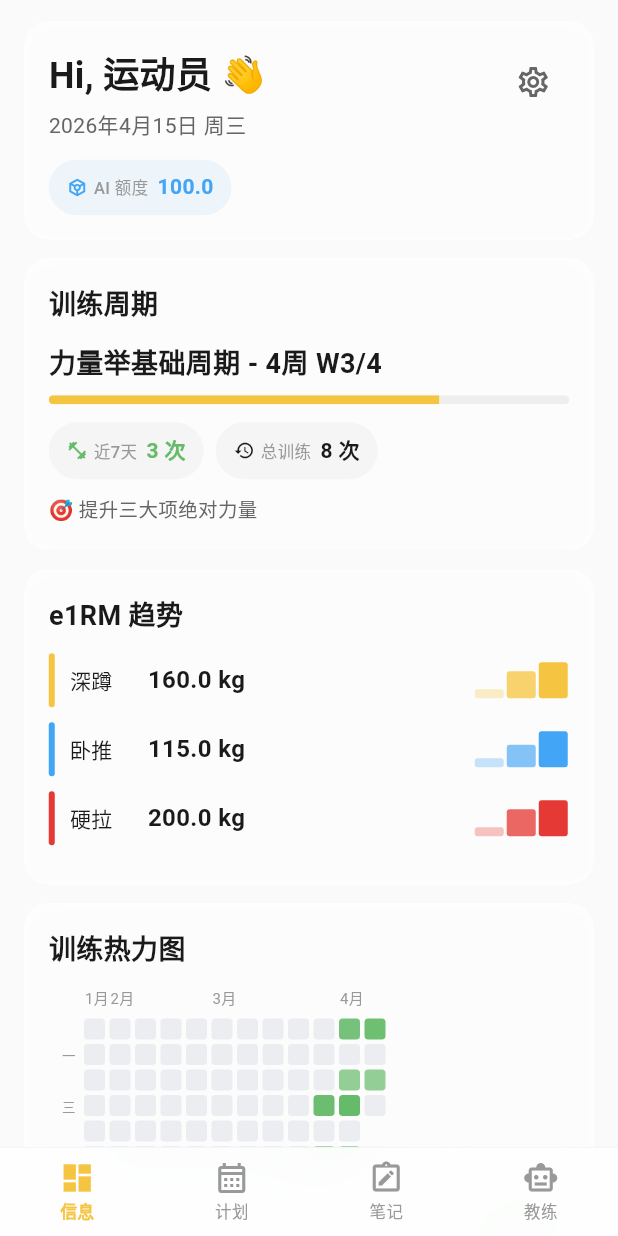
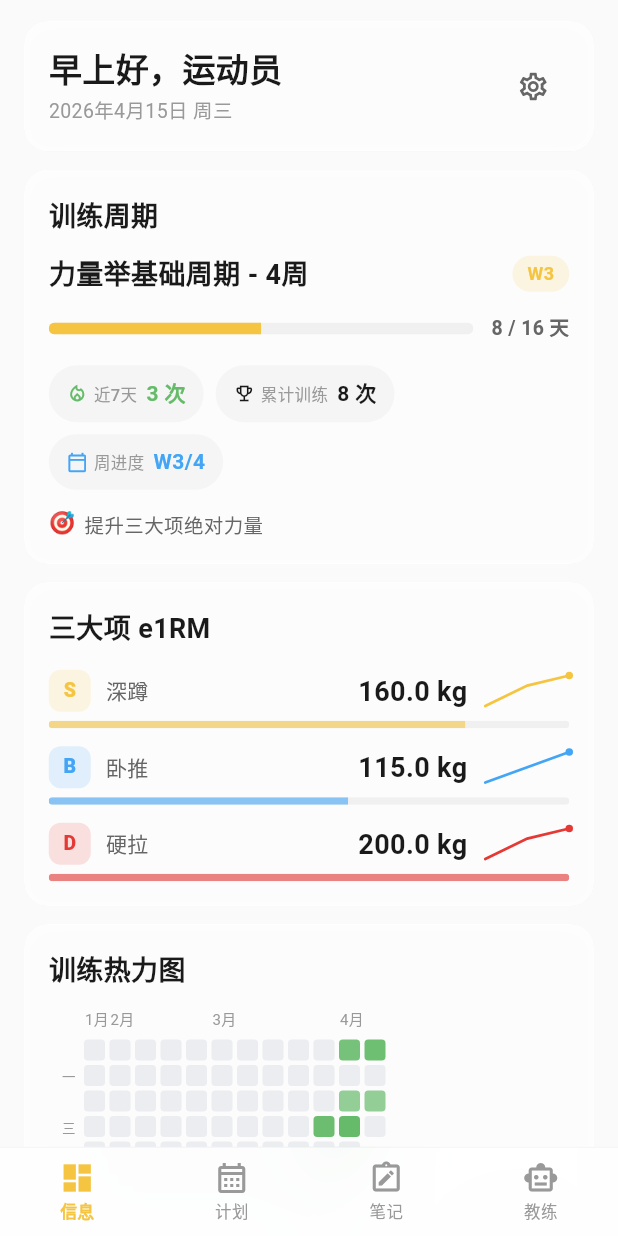
Before and after one commit to heruoxin/powerlifting_app_mvp, a Flutter app: the screen it shows after launch, on a phone screen of 412 x 824 dp. Run offline on Flutter 3.47's test engine with Material 3 defaults, Android fonts, the phone set to English and light mode, and no system bars; our stand-ins replace flutter_markdown, google_generative_ai, hive_flutter, table_calendar; accounts and stored records are empty.

Commit message:
Rewrite Info Screen with polished dashboard layout
- Time-based greeting (早上好/下午好/晚上好) with user name and settings button
- Training cycle card: mesocycle name, phase badge, day-level progress bar, stat chips
- Three big lifts card: color-coded SBD badges, relative strength bars, mini sparklines
- Training heatmap card using existing TrainingHeatmapWidget
- Body weight placeholder card with 即将上线 message
- Glass card design with gold accent, clean typography, smooth scrolling
- All text in Chinese, under 500 lines

Co-authored-by: Copilot <223556219+Copilot@users.noreply.github.com>

Co-authored-by: heruoxin <1999794+heruoxin@users.noreply.github.com>

```diff
--- a/code/lib/screens/info/info_screen.dart
+++ b/code/lib/screens/info/info_screen.dart
@@ -1,3 +1,5 @@
+import 'dart:math' as math;
+
 import 'package:flutter/material.dart';
 import 'package:provider/provider.dart';
 
@@ -18,22 +20,22 @@ class InfoScreen extends StatelessWidget {
   @override
   Widget build(BuildContext context) {
     final appState = context.watch<AppState>();
-
     return CustomScrollView(
+      physics: const BouncingScrollPhysics(),
       slivers: [
         const SliverToBoxAdapter(child: SizedBox(height: 8)),
         SliverToBoxAdapter(child: _GreetingCard(appState: appState)),
         SliverToBoxAdapter(child: _CycleSummaryCard(appState: appState)),
-        SliverToBoxAdapter(child: _PrTrendsCard(appState: appState)),
+        SliverToBoxAdapter(child: _BigThreeCard(appState: appState)),
         SliverToBoxAdapter(child: _TrainingHeatmapCard(appState: appState)),
-        SliverToBoxAdapter(child: _BodyWeightCard()),
+        const SliverToBoxAdapter(child: _BodyWeightCard()),
         const SliverToBoxAdapter(child: SizedBox(height: 32)),
       ],
     );
   }
 }
 
-// ── Greeting Card ──
+// ── Greeting Card ────────────────────────────────────────────────────────────
 
 class _GreetingCard extends StatelessWidget {
   const _GreetingCard({required this.appState});
@@ -43,72 +45,45 @@ class _GreetingCard extends StatelessWidget {
   Widget build(BuildContext context) {
     final name = appState.settings.userName ?? '运动员';
     final now = DateTime.now();
+    final greeting = now.hour < 12 ? '早上好' : (now.hour < 18 ? '下午好' : '晚上好');
+    const weekdays = ['周一', '周二', '周三', '周四', '周五', '周六', '周日'];
     final dateStr =
-        '${now.year}年${now.month}月${now.day}日 ${_weekdayLabel(now.weekday)}';
-    final tokenBalance = appState.settings.tokenBalance;
+        '${now.year}年${now.month}月${now.day}日 ${weekdays[now.weekday - 1]}';
 
     return GlassCard(
       margin: const EdgeInsets.symmetric(horizontal: 16, vertical: 6),
-      child: Column(
-        crossAxisAlignment: CrossAxisAlignment.start,
-        children: [
-          Row(
-            crossAxisAlignment: CrossAxisAlignment.start,
+      child: Row(
         children: [
           Expanded(
             child: Column(
               crossAxisAlignment: CrossAxisAlignment.start,
               children: [
-                    Text(
-                      'Hi, $name 👋',
+                Text('$greeting，$name',
                     style: const TextStyle(
-                        fontSize: 24,
+                        fontSize: 22,
                         fontWeight: FontWeight.w700,
                         color: AppTheme.textPrimary,
-                      ),
-                    ),
+                        height: 1.3)),
                 const SizedBox(height: 4),
-                    Text(
-                      dateStr,
+                Text(dateStr,
                     style: const TextStyle(
-                        fontSize: 14,
-                        color: AppTheme.textSecondary,
-                      ),
-                    ),
+                        fontSize: 13, color: AppTheme.textTertiary)),
               ],
             ),
           ),
           IconButton(
-                icon: const Icon(Icons.settings_outlined, size: 24),
+            icon: const Icon(Icons.settings_outlined, size: 22),
             color: AppTheme.textSecondary,
             onPressed: () => Navigator.of(context).push(
-                  MaterialPageRoute(
-                    builder: (_) => const SettingsScreen(),
-                  ),
-                ),
-              ),
-            ],
-          ),
-          const SizedBox(height: 12),
-          StatChip(
-            icon: Icons.token_outlined,
-            label: 'AI 额度',
-            value: tokenBalance.toStringAsFixed(1),
-            color: AppTheme.accentBlue,
-            backgroundColor: AppTheme.accentBlue.withValues(alpha: 0.08),
+                MaterialPageRoute(builder: (_) => const SettingsScreen())),
           ),
         ],
       ),
     );
   }
-
-  static String _weekdayLabel(int weekday) {
-    const labels = ['周一', '周二', '周三', '周四', '周五', '周六', '周日'];
-    return labels[weekday - 1];
-  }
 }
 
-// ── Cycle & Coach Summary ──
+// ── Training Cycle Summary ───────────────────────────────────────────────────
 
 class _CycleSummaryCard extends StatelessWidget {
   const _CycleSummaryCard({required this.appState});
@@ -116,22 +91,27 @@ class _CycleSummaryCard extends StatelessWidget {
 
   @override
   Widget build(BuildContext context) {
-    final activeMeso = _activeMesocycle;
-    final completedRecords = appState.trainingRecords
-        .where((r) => r.state == 'completed')
-        .toList();
-    final recentCount = _recentTrainingCount(completedRecords);
+    final meso = _activeMeso;
+    final completed =
+        appState.trainingRecords.where((r) => r.state == 'completed').toList();
+    final recent = _recentCount(completed);
 
-    String cycleLabel;
-    double progress;
+    final String cycleName;
+    final String phase;
+    final int doneDays, allDays;
+    final double progress;
 
-    if (activeMeso != null) {
-      final currentWeek = _currentWeekIndex(activeMeso);
-      final totalWeeks = activeMeso.microcycles.length;
-      cycleLabel = '${activeMeso.name} W$currentWeek/$totalWeeks';
-      progress = totalWeeks > 0 ? currentWeek / totalWeeks : 0;
+    if (meso != null) {
+      cycleName = meso.name;
+      phase = _phaseLabel(meso);
+      doneDays = _completedDayCount(meso);
+      allDays = _totalDayCount(meso);
+      progress = allDays > 0 ? doneDays / allDays : 0;
     } else {
-      cycleLabel = '暂无活跃周期';
+      cycleName = '暂无活跃周期';
+      phase = '';
+      doneDays = 0;
+      allDays = 0;
       progress = 0;
     }
 
@@ -140,168 +120,229 @@ class _CycleSummaryCard extends StatelessWidget {
       child: Column(
         crossAxisAlignment: CrossAxisAlignment.start,
         children: [
-          const SectionHeader(
-            title: '训练周期',
-            padding: EdgeInsets.zero,
-          ),
+          const SectionHeader(title: '训练周期', padding: EdgeInsets.zero),
           const SizedBox(height: 12),
-          Text(
-            cycleLabel,
+          Row(children: [
+            Expanded(
+                child: Text(cycleName,
                     style: const TextStyle(
                         fontSize: 18,
                         fontWeight: FontWeight.w600,
-              color: AppTheme.textPrimary,
+                        color: AppTheme.textPrimary),
+                    maxLines: 1,
+                    overflow: TextOverflow.ellipsis)),
+            if (phase.isNotEmpty)
+              Container(
+                padding:
+                    const EdgeInsets.symmetric(horizontal: 10, vertical: 3),
+                decoration: BoxDecoration(
+                    color: AppTheme.primaryGold.withValues(alpha: 0.15),
+                    borderRadius:
+                        BorderRadius.circular(AppTheme.chipBorderRadius)),
+                child: Text(phase,
+                    style: const TextStyle(
+                        fontSize: 12,
+                        fontWeight: FontWeight.w600,
+                        color: AppTheme.primaryGold)),
               ),
-          ),
-          const SizedBox(height: 8),
-          ClipRRect(
+          ]),
+          const SizedBox(height: 12),
+          Row(children: [
+            Expanded(
+              child: ClipRRect(
                 borderRadius: BorderRadius.circular(4),
                 child: LinearProgressIndicator(
                     value: progress.clamp(0.0, 1.0),
-              minHeight: 6,
-              backgroundColor: const Color(0xFFEEEEEE),
-              valueColor:
-                  const AlwaysStoppedAnimation<Color>(AppTheme.primaryGold),
+                    minHeight: 8,
+                    backgroundColor: const Color(0xFFF0F0F0),
+                    valueColor: const AlwaysStoppedAnimation<Color>(
+                        AppTheme.primaryGold)),
               ),
             ),
+            const SizedBox(width: 12),
+            Text('$doneDays / $allDays 天',
+                style: const TextStyle(
+                    fontSize: 13,
+                    fontWeight: FontWeight.w600,
+                    color: AppTheme.textSecondary)),
+          ]),
+          const SizedBox(height: 14),
+          Wrap(spacing: 8, runSpacing: 8, children: [
+            StatChip(
+                icon: Icons.local_fire_department_outlined,
+                label: '近7天',
+                value: '$recent 次',
+                color: AppTheme.secondaryGreen),
+            StatChip(
+                icon: Icons.emoji_events_outlined,
+                label: '累计训练',
+                value: '${completed.length} 次'),
+            if (meso != null)
+              StatChip(
+                  icon: Icons.calendar_today_outlined,
+                  label: '周进度',
+                  value: _weekLabel(meso),
+                  color: AppTheme.accentBlue),
+          ]),
+          if (meso?.goal != null && meso!.goal!.isNotEmpty) ...[
             const SizedBox(height: 12),
-          Wrap(
-            spacing: 8,
-            runSpacing: 8,
-            children: [
-              StatChip(
-                icon: Icons.fitness_center,
-                label: '近7天',
-                value: '$recentCount 次',
-                color: AppTheme.secondaryGreen,
-              ),
-              StatChip(
-                icon: Icons.history,
-                label: '总训练',
-                value: '${completedRecords.length} 次',
-              ),
-            ],
-          ),
-          if (activeMeso?.goal != null) ...[
-            const SizedBox(height: 10),
-            Text(
-              '🎯 ${activeMeso!.goal}',
+            Row(children: [
+              const Text('🎯', style: TextStyle(fontSize: 14)),
+              const SizedBox(width: 6),
+              Expanded(
+                  child: Text(meso.goal!,
                       style: const TextStyle(
                           fontSize: 13,
                           color: AppTheme.textSecondary,
-              ),
+                          height: 1.4),
                       maxLines: 2,
-              overflow: TextOverflow.ellipsis,
-            ),
+                      overflow: TextOverflow.ellipsis)),
+            ]),
           ],
         ],
       ),
     );
   }
 
-  PlanMesocycle? get _activeMesocycle {
+  PlanMesocycle? get _activeMeso {
     for (final m in appState.mesocycles) {
       if (m.status == 'active') return m;
     }
     return appState.mesocycles.isNotEmpty ? appState.mesocycles.first : null;
   }
 
-  int _currentWeekIndex(PlanMesocycle meso) {
-    for (var i = 0; i < meso.microcycles.length; i++) {
-      if (meso.microcycles[i].status != 'completed') return i + 1;
+  static int _weekIdx(PlanMesocycle m) {
+    for (var i = 0; i < m.microcycles.length; i++) {
+      if (m.microcycles[i].status != 'completed') return i;
     }
-    return meso.microcycles.length;
+    return math.max(0, m.microcycles.length - 1);
   }
 
-  int _recentTrainingCount(List<TrainingRecord> records) {
+  static String _phaseLabel(PlanMesocycle m) {
+    final i = _weekIdx(m);
+    if (i < m.microcycles.length) {
+      final l = m.microcycles[i].label;
+      if (l.isNotEmpty) return l;
+    }
+    return '';
+  }
+
+  String _weekLabel(PlanMesocycle m) =>
+      'W${_weekIdx(m) + 1}/${m.microcycles.length}';
+
+  int _completedDayCount(PlanMesocycle m) {
+    var c = 0;
+    for (final mc in m.microcycles) {
+      if (mc.status == 'completed') {
+        c += mc.days.length;
+      } else {
+        for (final d in mc.days) {
+          if (appState.trainingRecords.any(
+              (r) => r.sourcePlanDayUid == d.uid && r.state == 'completed')) {
+            c++;
+          }
+        }
+      }
+    }
+    return c;
+  }
+
+  static int _totalDayCount(PlanMesocycle m) =>
+      m.microcycles.fold(0, (s, mc) => s + mc.days.length);
+
+  int _recentCount(List<TrainingRecord> recs) {
     final cutoff = DateTime.now().subtract(const Duration(days: 7));
-    return records.where((r) {
-      final date = DateTime.tryParse(r.date);
-      return date != null && date.isAfter(cutoff);
+    return recs.where((r) {
+      final d = DateTime.tryParse(r.date);
+      return d != null && d.isAfter(cutoff);
     }).length;
   }
 }
 
-// ── PR & e1RM Trends ──
+// ── Three Big Lifts e1RM ─────────────────────────────────────────────────────
 
-class _PrTrendsCard extends StatelessWidget {
-  const _PrTrendsCard({required this.appState});
+class _BigThreeCard extends StatelessWidget {
+  const _BigThreeCard({required this.appState});
   final AppState appState;
+
+  static const _lifts = [
+    ('squat', '深蹲', 'S'),
+    ('bench_press', '卧推', 'B'),
+    ('deadlift', '硬拉', 'D'),
+  ];
+  static const _colors = [AppTheme.primaryGold, AppTheme.accentBlue, AppTheme.dangerRed];
 
   @override
   Widget build(BuildContext context) {
-    final sbdKeys = ['squat', 'bench_press', 'deadlift'];
-    final sbdLabels = ['深蹲', '卧推', '硬拉'];
-    final sbdColors = [
-      AppTheme.primaryGold,
-      AppTheme.accentBlue,
-      AppTheme.dangerRed,
-    ];
-
+    double maxE1rm = 0;
+    for (final (k, _, _) in _lifts) {
+      final v = _profileFor(k)?.currentE1rm ?? 0;
+      if (v > maxE1rm) maxE1rm = v;
+    }
     return GlassCard(
       margin: const EdgeInsets.symmetric(horizontal: 16, vertical: 6),
       child: Column(
         crossAxisAlignment: CrossAxisAlignment.start,
         children: [
-          const SectionHeader(
-            title: 'e1RM 趋势',
-            padding: EdgeInsets.zero,
-          ),
-          const SizedBox(height: 12),
-          for (var i = 0; i < sbdKeys.length; i++)
-            _buildLiftRow(sbdKeys[i], sbdLabels[i], sbdColors[i]),
+          const SectionHeader(title: '三大项 e1RM', padding: EdgeInsets.zero),
+          const SizedBox(height: 14),
+          for (var i = 0; i < _lifts.length; i++) ...[
+            _liftRow(_lifts[i].$1, _lifts[i].$2, _lifts[i].$3, _colors[i], maxE1rm),
+            if (i < _lifts.length - 1) const SizedBox(height: 12),
+          ],
         ],
       ),
     );
   }
 
-  Widget _buildLiftRow(String key, String label, Color color) {
-    final profile = _findProfile(key);
-    final e1rm = profile?.currentE1rm;
-    final unit = profile?.e1rmUnit ?? 'kg';
-    final history = profile?.history ?? [];
+  Widget _liftRow(String key, String label, String badge, Color color, double maxE1rm) {
+    final p = _profileFor(key);
+    final e1rm = p?.currentE1rm;
+    final unit = p?.e1rmUnit ?? 'kg';
+    final bar = (e1rm != null && maxE1rm > 0) ? (e1rm / maxE1rm) : 0.0;
 
-    return Padding(
-      padding: const EdgeInsets.only(bottom: 10),
-      child: Row(
-        children: [
+    return Column(crossAxisAlignment: CrossAxisAlignment.start, children: [
+      Row(children: [
         Container(
-            width: 4,
-            height: 36,
+          width: 28, height: 28,
           decoration: BoxDecoration(
-              color: color,
-              borderRadius: BorderRadius.circular(2),
-            ),
+              color: color.withValues(alpha: 0.15),
+              borderRadius: BorderRadius.circular(8)),
+          alignment: Alignment.center,
+          child: Text(badge,
+              style: TextStyle(
+                  fontSize: 13, fontWeight: FontWeight.w800, color: color)),
         ),
         const SizedBox(width: 10),
-          SizedBox(
-            width: 44,
-            child: Text(
-              label,
+        Text(label,
             style: const TextStyle(
                 fontSize: 14,
                 fontWeight: FontWeight.w500,
-                color: AppTheme.textPrimary,
+                color: AppTheme.textSecondary)),
+        const Spacer(),
+        Text(
+            e1rm != null ? '${e1rm.toStringAsFixed(1)} $unit' : '— $unit',
+            style: const TextStyle(
+                fontSize: 18,
+                fontWeight: FontWeight.w700,
+                color: AppTheme.textPrimary)),
+        const SizedBox(width: 12),
+        _MiniSparkline(history: p?.history ?? [], color: color),
+      ]),
+      const SizedBox(height: 6),
+      ClipRRect(
+        borderRadius: BorderRadius.circular(3),
+        child: LinearProgressIndicator(
+            value: bar.clamp(0.0, 1.0),
+            minHeight: 5,
+            backgroundColor: const Color(0xFFF0F0F0),
+            valueColor:
+                AlwaysStoppedAnimation<Color>(color.withValues(alpha: 0.6))),
       ),
-            ),
-          ),
-          const SizedBox(width: 8),
-          Text(
-            e1rm != null ? '${e1rm.toStringAsFixed(1)} $unit' : '-- $unit',
-            style: const TextStyle(
-              fontSize: 16,
-              fontWeight: FontWeight.w700,
-              color: AppTheme.textPrimary,
-            ),
-          ),
-          const Spacer(),
-          _MiniBarChart(history: history, color: color),
-        ],
-      ),
-    );
+    ]);
   }
 
-  AthleteLiftProfile? _findProfile(String key) {
+  AthleteLiftProfile? _profileFor(String key) {
     for (final p in appState.profiles) {
       if (p.liftKey == key) return p;
     }
@@ -309,49 +350,58 @@ class _PrTrendsCard extends StatelessWidget {
   }
 }
 
-class _MiniBarChart extends StatelessWidget {
-  const _MiniBarChart({required this.history, required this.color});
+class _MiniSparkline extends StatelessWidget {
+  const _MiniSparkline({required this.history, required this.color});
   final List<E1rmHistoryEntry> history;
   final Color color;
 
   @override
   Widget build(BuildContext context) {
-    final entries = history.length > 8 ? history.sublist(history.length - 8) : history;
-    if (entries.isEmpty) {
-      return const SizedBox(width: 64, height: 24);
-    }
-
-    final maxVal = entries.map((e) => e.value).reduce((a, b) => a > b ? a : b);
-    final minVal = entries.map((e) => e.value).reduce((a, b) => a < b ? a : b);
-    final range = maxVal - minVal;
-
+    final e = history.length > 8 ? history.sublist(history.length - 8) : history;
+    if (e.isEmpty) return const SizedBox(width: 56, height: 24);
+    final vals = e.map((v) => v.value).toList();
+    final hi = vals.reduce(math.max), lo = vals.reduce(math.min);
     return SizedBox(
-      width: 64,
+        width: 56,
         height: 24,
-      child: Row(
-        crossAxisAlignment: CrossAxisAlignment.end,
-        children: entries.map((e) {
-          final fraction = range > 0 ? (e.value - minVal) / range : 1.0;
-          final height = 6.0 + fraction * 18.0;
-          return Expanded(
-            child: Padding(
-              padding: const EdgeInsets.symmetric(horizontal: 1),
-              child: Container(
-                height: height,
-                decoration: BoxDecoration(
-                  color: color.withValues(alpha: 0.3 + fraction * 0.7),
-                  borderRadius: BorderRadius.circular(2),
-                ),
-              ),
-            ),
-          );
-        }).toList(),
-      ),
-    );
+        child: CustomPaint(
+            painter: _SparkPainter(vals: vals, lo: lo, range: hi - lo, color: color)));
   }
 }
 
-// ── Training Heatmap Card ──
+class _SparkPainter extends CustomPainter {
+  _SparkPainter({required this.vals, required this.lo, required this.range, required this.color});
+  final List<double> vals;
+  final double lo, range;
+  final Color color;
+
+  double _y(double v, double h) {
+    final f = range > 0 ? (v - lo) / range : 0.5;
+    return h - f * h * 0.85 - h * 0.075;
+  }
+
+  @override
+  void paint(Canvas canvas, Size size) {
+    if (vals.length < 2) return;
+    final paint = Paint()
+      ..color = color..strokeWidth = 1.8..strokeCap = StrokeCap.round..style = PaintingStyle.stroke;
+    final path = Path();
+    for (var i = 0; i < vals.length; i++) {
+      final x = i / (vals.length - 1) * size.width;
+      final y = _y(vals[i], size.height);
+      i == 0 ? path.moveTo(x, y) : path.lineTo(x, y);
+    }
+    canvas.drawPath(path, paint);
+    canvas.drawCircle(
+        Offset(size.width, _y(vals.last, size.height)), 2.5, Paint()..color = color);
+  }
+
+  @override
+  bool shouldRepaint(covariant _SparkPainter old) =>
+      old.vals != vals || old.color != color;
+}
+
+// ── Training Heatmap ─────────────────────────────────────────────────────────
 
 class _TrainingHeatmapCard extends StatelessWidget {
   const _TrainingHeatmapCard({required this.appState});
@@ -364,10 +414,7 @@ class _TrainingHeatmapCard extends StatelessWidget {
       child: Column(
         crossAxisAlignment: CrossAxisAlignment.start,
         children: [
-          const SectionHeader(
-            title: '训练热力图',
-            padding: EdgeInsets.zero,
-          ),
+          const SectionHeader(title: '训练热力图', padding: EdgeInsets.zero),
           const SizedBox(height: 12),
           TrainingHeatmapWidget(records: appState.trainingRecords),
         ],
@@ -376,9 +423,11 @@ class _TrainingHeatmapCard extends StatelessWidget {
   }
 }
 
-// ── Body Weight Trend (placeholder) ──
+// ── Body Weight (placeholder) ────────────────────────────────────────────────
 
 class _BodyWeightCard extends StatelessWidget {
+  const _BodyWeightCard();
+
   @override
   Widget build(BuildContext context) {
     return GlassCard(
@@ -386,31 +435,27 @@ class _BodyWeightCard extends StatelessWidget {
       child: Column(
         crossAxisAlignment: CrossAxisAlignment.start,
         children: [
-          const SectionHeader(
-            title: '体重趋势',
-            padding: EdgeInsets.zero,
+          const SectionHeader(title: '体重记录', padding: EdgeInsets.zero),
+          const SizedBox(height: 20),
+          Center(
+            child: Column(children: [
+              Container(
+                width: 48, height: 48,
+                decoration: BoxDecoration(
+                    color: AppTheme.primaryGold.withValues(alpha: 0.10),
+                    shape: BoxShape.circle),
+                child: Icon(Icons.monitor_weight_outlined,
+                    size: 24, color: AppTheme.primaryGold.withValues(alpha: 0.6)),
               ),
-          const SizedBox(height: 16),
-          Center(
-            child: Column(
-              children: [
-                Icon(
-                  Icons.monitor_weight_outlined,
-                  size: 40,
-                  color: AppTheme.textTertiary.withValues(alpha: 0.5),
-                ),
-                const SizedBox(height: 8),
-                const Text(
-                  '体重记录功能即将上线',
+              const SizedBox(height: 10),
+              const Text('即将上线',
                   style: TextStyle(
                       fontSize: 14,
-                    color: AppTheme.textTertiary,
+                      fontWeight: FontWeight.w500,
+                      color: AppTheme.textTertiary)),
+            ]),
           ),
-                ),
-              ],
-            ),
-          ),
-          const SizedBox(height: 8),
+          const SizedBox(height: 12),
         ],
       ),
     );
```
Lines whose indentation alone changed are shown as unchanged.
